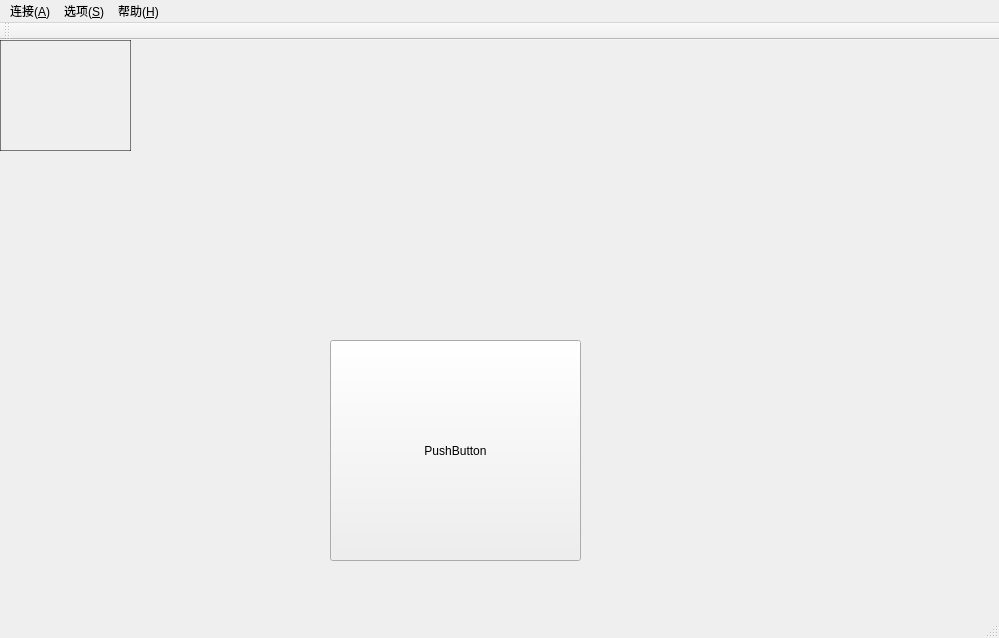
The window that myclass.ui (zsjsll/bracket-turntable) describes before a commit, drawn with Qt 5.
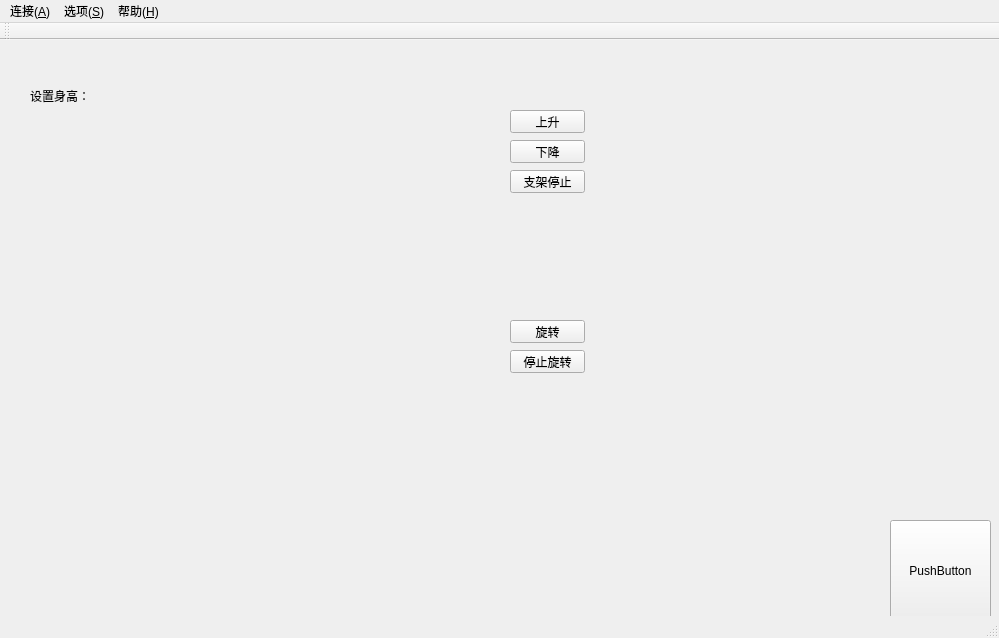
The same window after the commit.

```diff
--- a/myclass.ui
+++ b/myclass.ui
@@ -20,30 +20,92 @@
    <widget class="QPushButton" name="pushButton">
     <property name="geometry">
      <rect>
-      <x>330</x>
-      <y>300</y>
-      <width>251</width>
-      <height>221</height>
+      <x>890</x>
+      <y>480</y>
+      <width>101</width>
+      <height>101</height>
      </rect>
     </property>
     <property name="text">
      <string>PushButton</string>
     </property>
    </widget>
-   <widget class="QGroupBox" name="groupBox">
+   <widget class="QPushButton" name="upButton">
     <property name="geometry">
      <rect>
-      <x>0</x>
-      <y>0</y>
-      <width>131</width>
-      <height>111</height>
+      <x>510</x>
+      <y>70</y>
+      <width>75</width>
+      <height>23</height>
      </rect>
     </property>
-    <property name="styleSheet">
-     <string notr="true">border:1px solid rgba(0,0,0,50%);</string>
+    <property name="text">
+     <string>上升</string>
     </property>
-    <property name="title">
-     <string/>
+   </widget>
+   <widget class="QPushButton" name="bracketdownButton">
+    <property name="geometry">
+     <rect>
+      <x>510</x>
+      <y>100</y>
+      <width>75</width>
+      <height>23</height>
+     </rect>
+    </property>
+    <property name="text">
+     <string>下降</string>
+    </property>
+   </widget>
+   <widget class="QPushButton" name="bracketStopButton">
+    <property name="geometry">
+     <rect>
+      <x>510</x>
+      <y>130</y>
+      <width>75</width>
+      <height>23</height>
+     </rect>
+    </property>
+    <property name="text">
+     <string>支架停止</string>
+    </property>
+   </widget>
+   <widget class="QPushButton" name="turntableOpenButton">
+    <property name="geometry">
+     <rect>
+      <x>510</x>
+      <y>280</y>
+      <width>75</width>
+      <height>23</height>
+     </rect>
+    </property>
+    <property name="text">
+     <string>旋转</string>
+    </property>
+   </widget>
+   <widget class="QPushButton" name="turntableCloseButton">
+    <property name="geometry">
+     <rect>
+      <x>510</x>
+      <y>310</y>
+      <width>75</width>
+      <height>23</height>
+     </rect>
+    </property>
+    <property name="text">
+     <string>停止旋转</string>
+    </property>
+   </widget>
+   <widget class="QLabel" name="label">
+    <property name="geometry">
+     <rect>
+      <x>30</x>
+      <y>30</y>
+      <width>71</width>
+      <height>51</height>
+     </rect>
+    </property>
+    <property name="text">
+     <string>设置身高：</string>
     </property>
    </widget>
   </widget>
```
